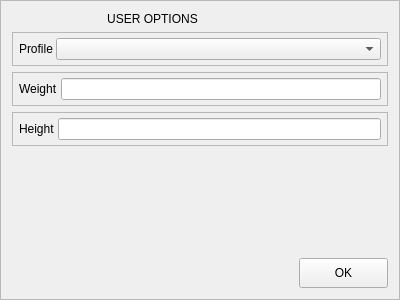
dotevo/Pilocik, file Pilocik/useroptionswindow.ui: the form before one commit.
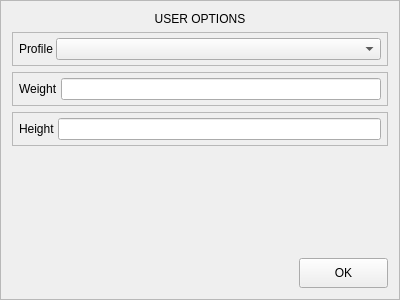
The form after the commit.

Diff of the .ui file:
```diff
--- a/Pilocik/useroptionswindow.ui
+++ b/Pilocik/useroptionswindow.ui
@@ -20,7 +20,7 @@
    <enum>QFrame::Raised</enum>
   </property>
   <layout class="QGridLayout" name="gridLayout">
-   <item row="0" column="0" colspan="3">
+   <item row="0" column="0" colspan="4">
     <widget class="QLabel" name="userOptionsLabel">
      <property name="text">
       <string>USER OPTIONS</string>
```
